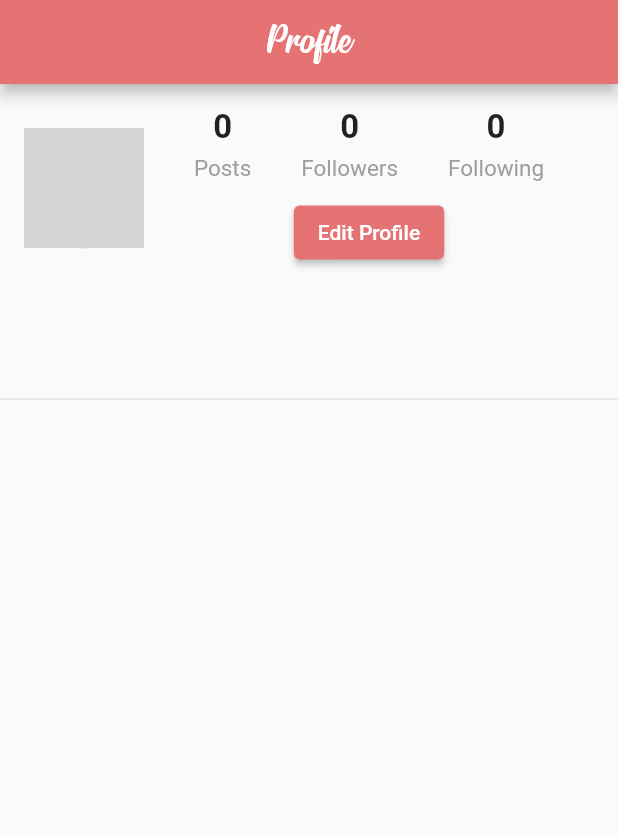
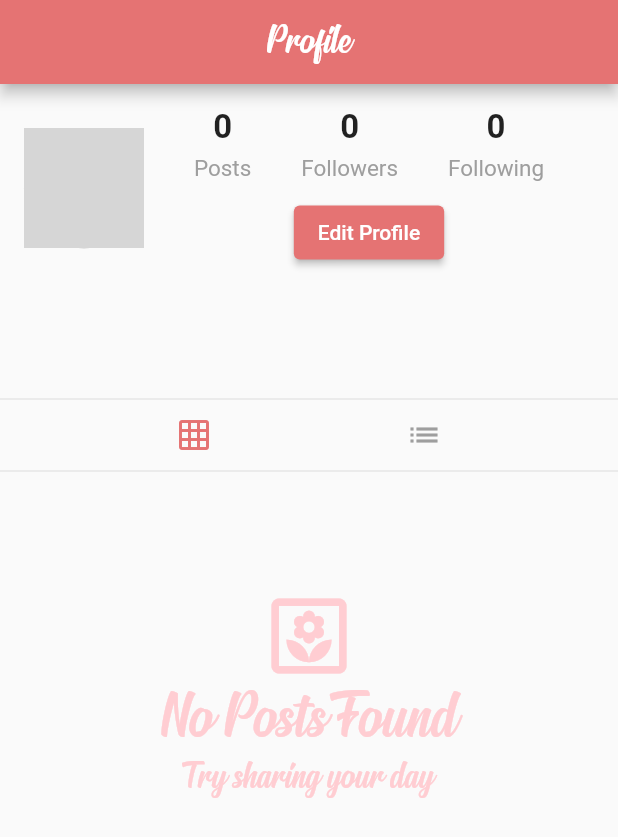
Before and after one commit to TanvirMahin24/amra_flutter, a Flutter app: the Profile screen opened directly, on a phone screen of 412 x 824 dp. Shown: the top 837 px of the screen. Run offline on Flutter 3.47's test engine with Material 2 defaults, Android fonts, the phone set to English and light mode, and no system bars; our stand-ins replace cached_network_image, cloud_firestore, firebase_core, firebase_storage, flutter_svg, geocoding and 3 more; missing offline and left inert: animator; accounts and stored records are empty; network calls fail; grey boxes are pictures that could not be loaded.

Commit message:
profile page done

```diff
--- a/lib/pages/home.dart
+++ b/lib/pages/home.dart
@@ -133,7 +133,7 @@ class _HomeState extends State<Home> {
           ActivityFeed(),
           Upload(currentUser: currentUser),
           Search(),
-          Profile(profileId: currentUser!.id),
+          Profile(profileId: currentUser != null ? currentUser!.id : ""),
         ],
         controller: pageController,
         onPageChanged: onPageChanged,
--- a/lib/pages/profile.dart
+++ b/lib/pages/profile.dart
@@ -3,6 +3,7 @@ import 'package:amra/pages/edit_profile.dart';
 import 'package:amra/pages/home.dart';
 import 'package:amra/widgets/header.dart';
 import 'package:amra/widgets/post.dart';
+import 'package:amra/widgets/post_tile.dart';
 import 'package:amra/widgets/progress.dart';
 import 'package:cached_network_image/cached_network_image.dart';
 import 'package:cloud_firestore/cloud_firestore.dart';
@@ -22,11 +23,13 @@ class _ProfileState extends State<Profile> {
   bool isLoading = false;
   int postCount = 0;
   List<Post> posts = [];
+  bool isListPost = false;
 
   @override
   initState() {
     super.initState();
     getProfilePosts();
+    //print(currentUserId);
   }
 
   getProfilePosts() async {
@@ -171,10 +174,90 @@ class _ProfileState extends State<Profile> {
   buildProfilePosts() {
     if (isLoading) {
       return circularProgress();
+    } else if (posts.isEmpty) {
+      return Container(
+          padding: EdgeInsets.only(top: 80),
+          child: Column(
+            children: [
+              Center(
+                child: Icon(
+                  Icons.yard_outlined,
+                  color: Colors.red[100],
+                  size: 60,
+                ),
+              ),
+              Center(
+                child: Text(
+                  "No Posts Found",
+                  style: TextStyle(
+                    color: Colors.red[100],
+                    fontFamily: 'Signatra',
+                    fontSize: 48,
+                  ),
+                ),
+              ),
+              Center(
+                child: Text(
+                  "Try sharing your day",
+                  style: TextStyle(
+                    color: Colors.red[100],
+                    fontFamily: 'Signatra',
+                    fontSize: 28,
+                  ),
+                ),
+              ),
+            ],
+          ));
+    } else if (isListPost) {
+      return Column(
+        children: posts,
+      );
     }
-    return Column(
-      children: posts,
+
+    List<GridTile> gridTiles = [];
+    posts.forEach((element) {
+      gridTiles.add(GridTile(
+        child: PostTile(element),
+      ));
+    });
+
+    return GridView.count(
+      crossAxisCount: 3,
+      childAspectRatio: 1,
+      mainAxisSpacing: 1.5,
+      crossAxisSpacing: 1.5,
+      shrinkWrap: true,
+      physics: NeverScrollableScrollPhysics(),
+      children: gridTiles,
     );
+  }
+
+  buildPostViewToggle() {
+    return Row(
+      mainAxisAlignment: MainAxisAlignment.spaceEvenly,
+      children: [
+        IconButton(
+          onPressed: () => setToogleFunc('grid'),
+          icon: Icon(
+            Icons.grid_on,
+            color: !isListPost ? Colors.red[300] : Colors.grey,
+          ),
+        ),
+        IconButton(
+          onPressed: () => setToogleFunc('list'),
+          icon: Icon(
+            Icons.list,
+            color: isListPost ? Colors.red[300] : Colors.grey,
+          ),
+        ),
+      ],
+    );
+  }
+
+  setToogleFunc(String type) {
+    setState(() {
+      isListPost = type == "list" ? true : false;
+    });
   }
 
   @override
@@ -187,6 +270,10 @@ class _ProfileState extends State<Profile> {
           Divider(
             height: 0,
           ),
+          buildPostViewToggle(),
+          Divider(
+            height: 0,
+          ),
           buildProfilePosts(),
         ],
       ),
```
Also changed, not shown: lib/widgets/custom_image.dart (+13 -2 lines), lib/widgets/post.dart (+83 -5 lines), lib/widgets/post_tile.dart (+8 -1 lines).
